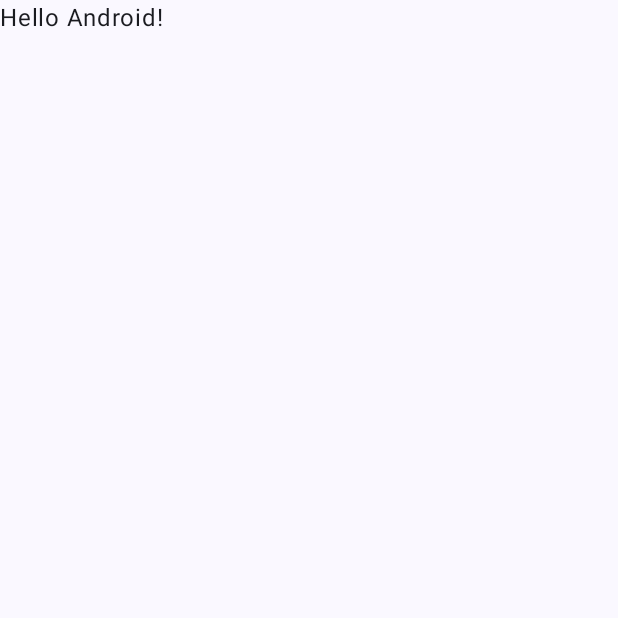
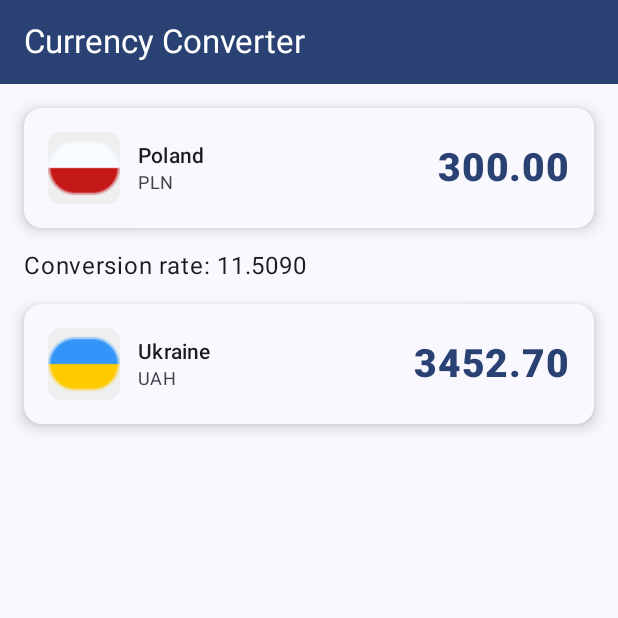
Before and after one commit to cliffs1/KotlinCurrencyConverterApp, an Android app built with Jetpack Compose: the screen it shows after launch (MainActivity), on a phone screen of 412 x 824 dp, the top half of it. Before the commit the part shown is almost empty. Run offline under Robolectric (Android 15) with nearby library versions, the phone set to English and light mode, and no system bars.

```diff
--- a/app/build.gradle.kts
+++ b/app/build.gradle.kts
@@ -42,19 +42,20 @@ android {
 }
 
 dependencies {
-    implementation(libs.androidx.core.ktx)
-    implementation(libs.androidx.lifecycle.runtime.ktx)
-    implementation(libs.androidx.activity.compose)
-    implementation(platform(libs.androidx.compose.bom))
-    implementation(libs.androidx.compose.ui)
-    implementation(libs.androidx.compose.ui.graphics)
-    implementation(libs.androidx.compose.ui.tooling.preview)
-    implementation(libs.androidx.compose.material3)
-    testImplementation(libs.junit)
-    androidTestImplementation(libs.androidx.junit)
-    androidTestImplementation(libs.androidx.espresso.core)
-    androidTestImplementation(platform(libs.androidx.compose.bom))
-    androidTestImplementation(libs.androidx.compose.ui.test.junit4)
-    debugImplementation(libs.androidx.compose.ui.tooling)
-    debugImplementation(libs.androidx.compose.ui.test.manifest)
+    // Core Compose
+    implementation("androidx.core:core-ktx:1.12.0")
+    implementation("androidx.activity:activity-compose:1.8.2")
+
+    // Compose UI
+    implementation("androidx.compose.ui:ui:1.7.4")
+    implementation("androidx.compose.ui:ui-tooling-preview:1.7.4")
+
+    // Material3 (fixed version)
+    implementation("androidx.compose.material3:material3:1.3.1")
+
+    // Coil
+    implementation("io.coil-kt:coil-compose:2.7.0")
+
+    // Debug tooling
+    debugImplementation("androidx.compose.ui:ui-tooling:1.7.4")
 }
--- a/app/src/main/java/com/example/currencyconverterapp/MainActivity.kt
+++ b/app/src/main/java/com/example/currencyconverterapp/MainActivity.kt
@@ -4,30 +4,40 @@ import android.os.Bundle
 import androidx.activity.ComponentActivity
 import androidx.activity.compose.setContent
 import androidx.activity.enableEdgeToEdge
-import androidx.compose.foundation.layout.fillMaxSize
-import androidx.compose.foundation.layout.padding
+import androidx.compose.foundation.background
+import androidx.compose.foundation.clickable
+import androidx.compose.foundation.layout.*
+import androidx.compose.foundation.shape.RoundedCornerShape
+import androidx.compose.material3.*
 import androidx.compose.material3.Scaffold
 import androidx.compose.material3.Text
-import androidx.compose.runtime.Composable
+import androidx.compose.runtime.*
+import androidx.compose.ui.Alignment
 import androidx.compose.ui.Modifier
+import androidx.compose.ui.draw.clip
+import androidx.compose.ui.graphics.Color
+import androidx.compose.ui.layout.ContentScale
+import androidx.compose.ui.text.font.FontWeight
 import androidx.compose.ui.tooling.preview.Preview
+import androidx.compose.ui.unit.dp
+import androidx.compose.ui.unit.sp
 import com.example.currencyconverterapp.ui.theme.CurrencyConverterAppTheme
+import androidx.compose.foundation.Image
+import androidx.compose.ui.res.painterResource
 import kotlinx.coroutines.Dispatchers
 import kotlinx.coroutines.withContext
 import org.json.JSONObject
 import java.net.URL
+import androidx.compose.runtime.Composable
 
 class MainActivity : ComponentActivity() {
     override fun onCreate(savedInstanceState: Bundle?) {
         super.onCreate(savedInstanceState)
         enableEdgeToEdge()
+
         setContent {
             CurrencyConverterAppTheme {
-                Scaffold(modifier = Modifier.fillMaxSize()) { innerPadding ->
-                    Greeting(
-                        name = "Android",
-                        modifier = Modifier.padding(innerPadding)
-                    )
+                MainScreen()
             }
         }
     }
@@ -46,20 +56,140 @@ class MainActivity : ComponentActivity() {
         }
     }
 }
+
+@Composable
+fun SimpleTopBar(title: String) {
+    Box(
+        modifier = Modifier
+            .fillMaxWidth()
+            .height(56.dp)
+            .background(MaterialTheme.colorScheme.primary),
+        contentAlignment = Alignment.CenterStart
+    ) {
+        Text(
+            text = title,
+            color = MaterialTheme.colorScheme.onPrimary,
+            style = MaterialTheme.typography.titleLarge,
+            modifier = Modifier.padding(start = 16.dp)
+        )
+    }
 }
 
 @Composable
-fun Greeting(name: String, modifier: Modifier = Modifier) {
+fun MainScreen() {
+    // UI state
+    var amount by remember { mutableStateOf(300.0) }
+    var rate by remember { mutableStateOf(11.50899) }
+    var converted by remember { mutableStateOf(amount * rate) }
+
+    Scaffold(
+        topBar = {
+            SimpleTopBar(title = "Currency Converter")
+        }
+    ) { innerPadding ->
+        Column(
+            modifier = Modifier
+                .padding(innerPadding)
+                .padding(16.dp)
+                .fillMaxSize(),
+            verticalArrangement = Arrangement.spacedBy(16.dp)
+        ) {
+            // From card
+            SendingCard(
+                countryName = "Poland",
+                currencyCode = "PLN",
+                amountText = "%.2f".format(amount),
+                flagResId = R.drawable.flag_pl
+            )
+
+            // Conversion rate info
             Text(
-        text = "Hello $name!",
+                text = "Conversion rate: %.4f".format(rate),
+                style = MaterialTheme.typography.bodyLarge
+            )
+
+            // To card
+            SendingCard(
+                countryName = "Ukraine",
+                currencyCode = "UAH",
+                amountText = "%.2f".format(converted),
+                flagResId = R.drawable.flag_ua
+            )
+        }
+    }
+}
+
+@Composable
+fun SendingCard(
+    countryName: String,
+    currencyCode: String,
+    amountText: String,
+    flagResId: Int? = null,  // Use this for local drawable
+    modifier: Modifier = Modifier,
+    onClick: (() -> Unit)? = null
+) {
+    Card(
         modifier = modifier
+            .fillMaxWidth()
+            .height(IntrinsicSize.Min)
+            .then(if (onClick != null) Modifier.clickable { onClick() } else Modifier),
+        shape = RoundedCornerShape(12.dp),
+        colors = CardDefaults.cardColors(containerColor = MaterialTheme.colorScheme.surface),
+        elevation = CardDefaults.cardElevation(defaultElevation = 6.dp)
+    ) {
+        Row(
+            modifier = Modifier
+                .padding(16.dp)
+                .fillMaxWidth()
+                .wrapContentHeight(),
+            verticalAlignment = Alignment.CenterVertically,
+            horizontalArrangement = Arrangement.SpaceBetween
+        ) {
+            Row(verticalAlignment = Alignment.CenterVertically) {
+                val flagModifier = Modifier
+                    .size(48.dp)
+                    .clip(RoundedCornerShape(8.dp))
+                    .background(Color(0xFFEFEFEF))
+
+                if (flagResId != null) {
+                    Image(
+                        painter = painterResource(id = flagResId),
+                        contentDescription = "$countryName flag",
+                        modifier = flagModifier,
+                        contentScale = ContentScale.Crop
                     )
                 }
 
-@Preview(showBackground = true)
-@Composable
-fun GreetingPreview() {
-    CurrencyConverterAppTheme {
-        Greeting("Android")
+                Spacer(modifier = Modifier.width(12.dp))
+
+                Column {
+                    Text(
+                        text = countryName,
+                        style = MaterialTheme.typography.bodyMedium,
+                        fontWeight = FontWeight.SemiBold
+                    )
+                    Text(
+                        text = currencyCode,
+                        style = MaterialTheme.typography.bodySmall,
+                        color = MaterialTheme.colorScheme.onSurfaceVariant
+                    )
                 }
             }
+
+            Text(
+                text = amountText,
+                fontSize = 26.sp,
+                fontWeight = FontWeight.ExtraBold,
+                color = MaterialTheme.colorScheme.primary
+            )
+        }
+    }
+}
+
+@Preview(showBackground = true, widthDp = 360)
+@Composable
+fun MainScreenPreview() {
+    CurrencyConverterAppTheme {
+        MainScreen()
+    }
+}
```
Also changed, not shown: app/src/main/res/drawable/flag_gb.png (added), app/src/main/res/drawable/flag_ge.png (added), app/src/main/res/drawable/flag_pl.png (added), app/src/main/res/drawable/flag_ua.png (added). Lines whose indentation alone changed are shown as unchanged.
